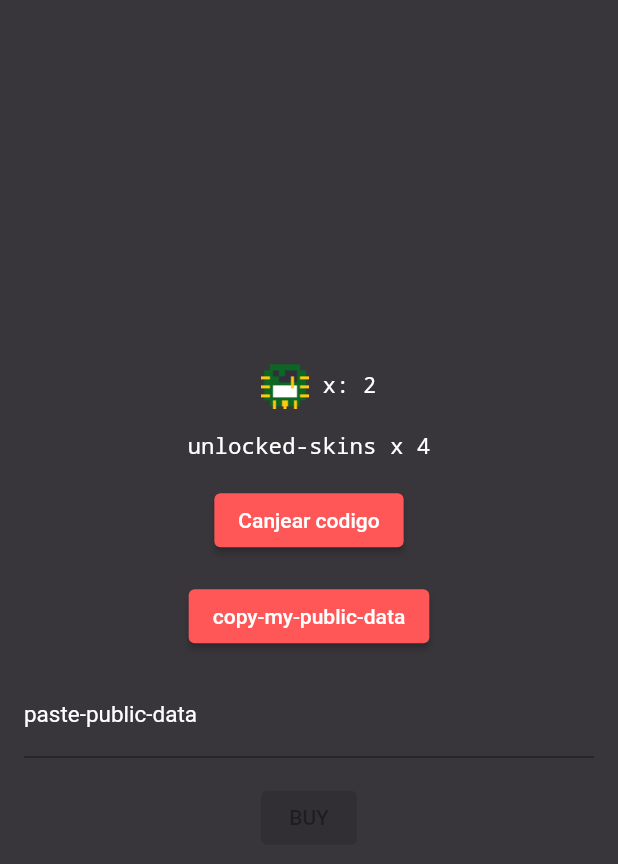
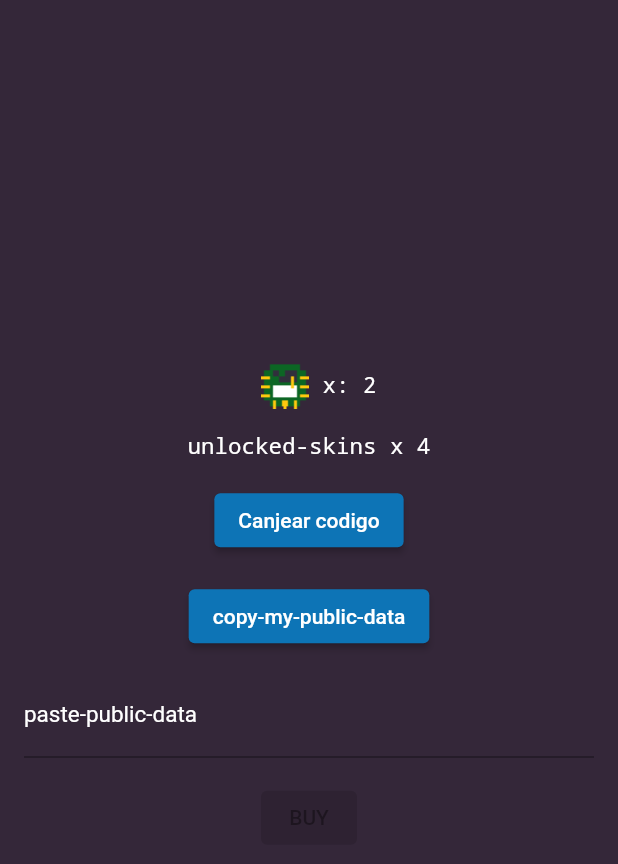
Before and after one commit to GalletaOreo98/LainChikita-Apk, a Flutter app: the screen it shows after launch, swiped to page 3, on a phone screen of 412 x 824 dp. Shown: the top 864 px of the screen. Run offline on Flutter 3.47's test engine with Material 2 defaults, Android fonts, the phone set to English and light mode, and no system bars; our stand-ins replace audioplayers, shared_preferences; missing offline and left inert: encrypt.

Commit message:
Update - Colors

```diff
--- a/lain_chikita/lib/main.dart
+++ b/lain_chikita/lib/main.dart
@@ -169,10 +169,10 @@ class _MyAppState extends State<MyApp> {
                               child: TextFormField(
                                 initialValue: username,
                                 textAlign: TextAlign.center,
-                                style: const TextStyle(color: Colors.amber),
+                                style: TextStyle(color: appColors.nameLabel),
                                 decoration: InputDecoration(
                                   labelText: languageDataManager.getLabel('new-user-name'),
-                                  labelStyle: const TextStyle(color: Colors.white),
+                                  labelStyle: TextStyle(color: appColors.nameLabel),
                                   floatingLabelAlignment:
                                       FloatingLabelAlignment.center,
                                 ),
@@ -191,11 +191,11 @@ class _MyAppState extends State<MyApp> {
                                 Text(
                                   username,
                                   textAlign: TextAlign.start,
-                                  style: const TextStyle(
+                                  style: TextStyle(
                                     fontSize: 20.0,
                                     fontWeight: FontWeight.bold,
                                     fontFamily: 'monospace',
-                                    color: Colors.amber,
+                                    color: appColors.nameLabel,
                                   ),
                                 )
                               ],
@@ -222,11 +222,11 @@ class _MyAppState extends State<MyApp> {
                             children: [
                               Text(
                                 '${languageDataManager.getLabel('level')} $level',
-                                style: const TextStyle(
+                                style: TextStyle(
                                   fontSize: 20.0,
                                   fontWeight: FontWeight.bold,
                                   fontFamily: 'monospace',
-                                  color: Colors.white,
+                                  color: appColors.primaryText,
                                 ),
                               ),
                               const SizedBox(height: 8.0),
@@ -235,20 +235,20 @@ class _MyAppState extends State<MyApp> {
                                 width: 250.0,
                                 child: LinearProgressIndicator(
                                   value: progress / _maxProgress,
-                                  backgroundColor: Colors.white,
+                                  backgroundColor: appColors.loveBarOpposite,
                                   valueColor:
-                                      const AlwaysStoppedAnimation<Color>(
-                                    Color.fromARGB(255, 248, 187, 208),
+                                    AlwaysStoppedAnimation<Color>(
+                                    appColors.loveBar,
                                   ),
                                 ),
                               ),
                               const SizedBox(height: 8.0),
                               FloatingActionButton(
-                                backgroundColor: Colors.pink[100],
+                                backgroundColor: appColors.loveBtn,
                                 onPressed: _incrementProgress,
-                                child: const Icon(
+                                child: Icon(
                                   Icons.favorite,
-                                  color: Colors.white,
+                                  color: appColors.loveBtnOpposite,
                                 ),
                               ),
                             ],
--- a/lain_chikita/lib/screens/gacha_screen.dart
+++ b/lain_chikita/lib/screens/gacha_screen.dart
@@ -234,7 +234,7 @@ class MyWidgetState extends State<GachaScreen> {
                 const SizedBox(height: 16),
                 ElevatedButton(
                   style: ElevatedButton.styleFrom(
-                      backgroundColor: appColors.primaryBtn),
+                      backgroundColor: appColors.secondaryBtn),
                   onPressed: () => setState(() {
                     _showClaimTicket = true;
                   }),
@@ -243,7 +243,7 @@ class MyWidgetState extends State<GachaScreen> {
                 const SizedBox(height: 16),
                 ElevatedButton(
                   style: ElevatedButton.styleFrom(
-                      backgroundColor: appColors.primaryBtn),
+                      backgroundColor: appColors.secondaryBtn),
                   onPressed: _copyMyData,
                   child:
                       Text(languageDataManager.getLabel('copy-my-public-data')),
```
Also changed, not shown: lain_chikita/lib/classes/app_colors.dart (+16 -4 lines).
